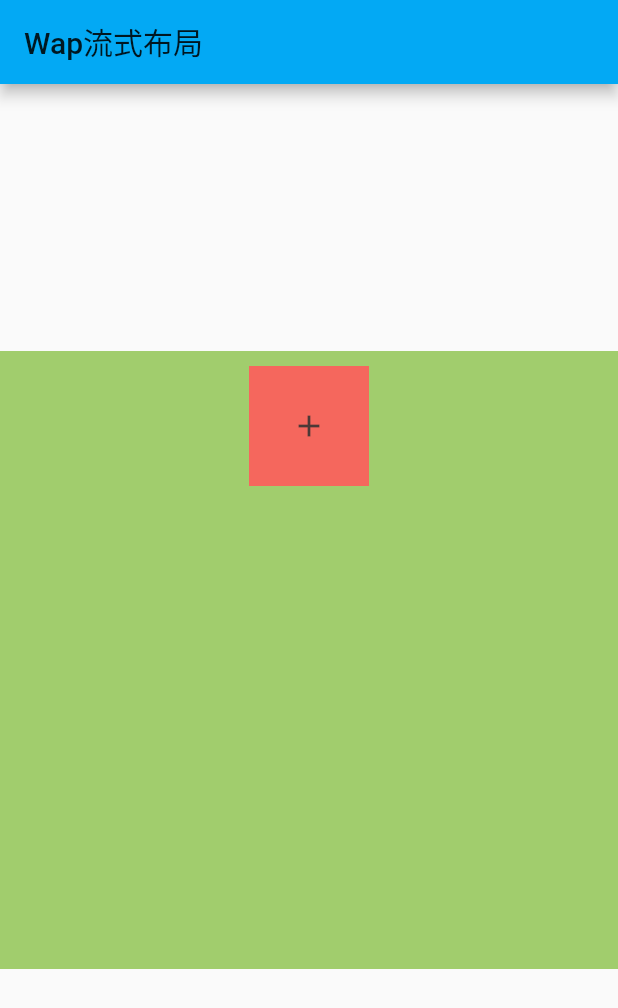
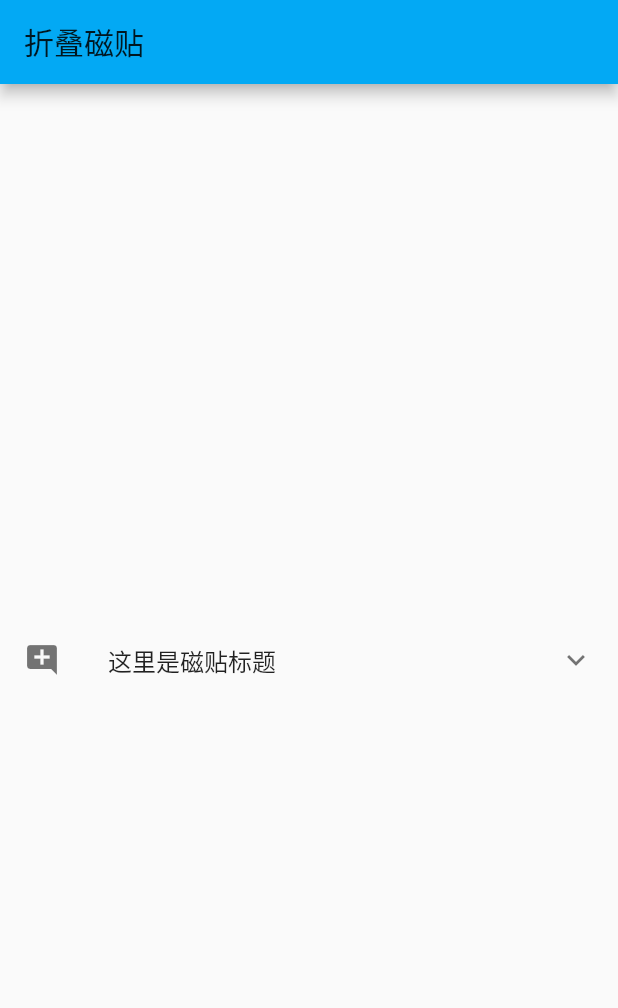
Before and after one commit to soojade/flutter-demoes, a Flutter app: the screen it shows after launch, on a phone screen of 412 x 824 dp. Shown: the top 1008 px of the screen. Run offline on Flutter 3.47's test engine with Material 2 defaults, Android fonts, the phone set to English and light mode, and no system bars.

Commit message:
折叠面板

```diff
--- /dev/null
+++ b/lib/collapse_panel/collapse_panel.dart
@@ -0,0 +1,37 @@
+import 'package:flutter/material.dart';
+
+class CollapsePanel extends StatelessWidget {
+  @override
+  Widget build(BuildContext context) {
+    return Scaffold(
+      appBar: AppBar(
+        title: Text('折叠磁贴'),
+      ),
+      body: Center(
+          child: ExpansionTile(
+        title: Text('这里是磁贴标题'),
+        leading: Icon(Icons.add_comment),
+        backgroundColor: Colors.blueGrey, // 嵌套的子元素会继承颜色，重新设置覆盖
+        children: <Widget>[
+          ListTile(
+            title: Text('这里是展开的内容'),
+            subtitle: Text('这大概就是子内容吧'),
+          ),
+          Center(
+              // 嵌套一个磁贴，点开后和父容器并列显示
+              child: ExpansionTile(
+            title: Text('这里是磁贴标题2'),
+            leading: Icon(Icons.bookmark),
+            children: <Widget>[
+              ListTile(
+                title: Text('这里是展开的内容'),
+                subtitle: Text('这大概就是子内容吧'),
+              ),
+            ],
+          )),
+        ],
+//        initiallyExpanded: true, // true表示默认是展开的，不写默认false：关闭
+      )),
+    );
+  }
+}
--- a/lib/main.dart
+++ b/lib/main.dart
@@ -1,5 +1,6 @@
 import 'package:flutter/material.dart';
-import 'package:flutter_demoes/wrap_layout/wrap_layout.dart'; // wrap 流式布局
+import 'package:flutter_demoes/collapse_panel/collapse_panel.dart'; // 可折叠的磁贴
+//import 'package:flutter_demoes/wrap_layout/wrap_layout.dart'; // wrap 流式布局
 // import 'package:flutter_demoes/search_bar/search_bar.dart';  // 搜索栏
 // import 'package:flutter_demoes/keep_alive_tab/keep_alive_tab.dart'; // 保持状态的tab
 // import 'package:flutter_demoes/frosted_glass/frosted_glass.dart'; // 毛玻璃特效
@@ -23,7 +24,8 @@ class MyApp extends StatelessWidget {
       // home: FrostedGlass(), // 毛玻璃特效
       // home: KeepAliveTab(), // 保持状态的tab
       // home: SearchBar(), // 搜索栏
-      home: WrapLayout(), // wrap 流式布局
+      // home: WrapLayout(), // wrap 流式布局
+      home: CollapsePanel(), // 可折叠的磁贴
     );
   }
 }
```
